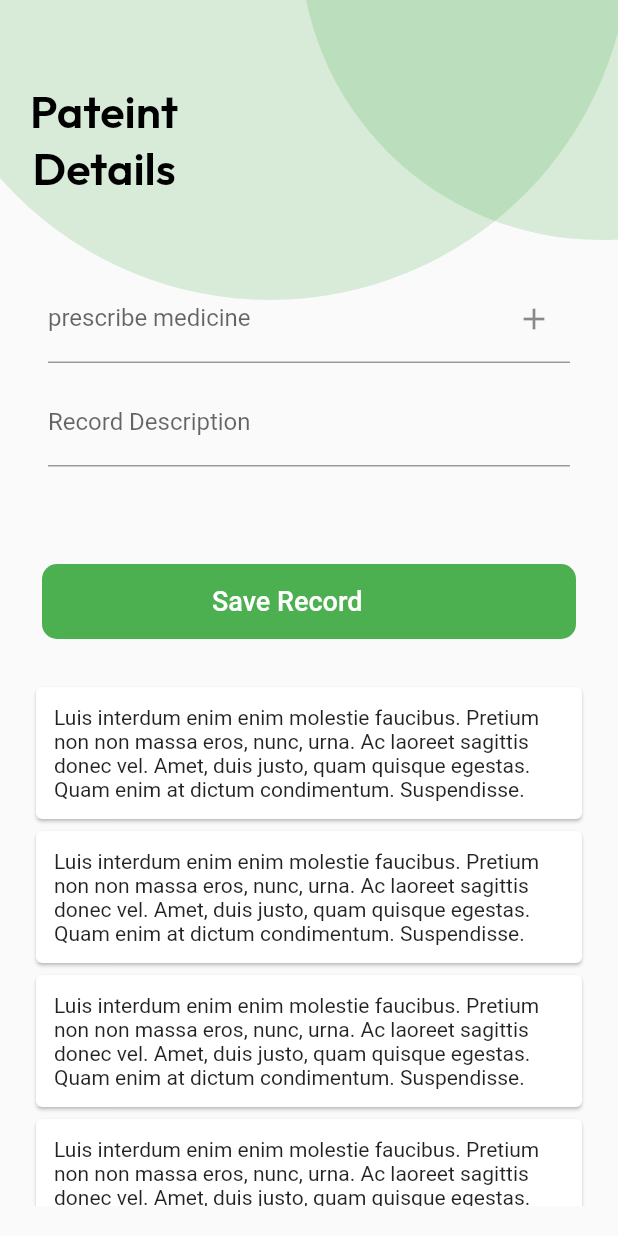
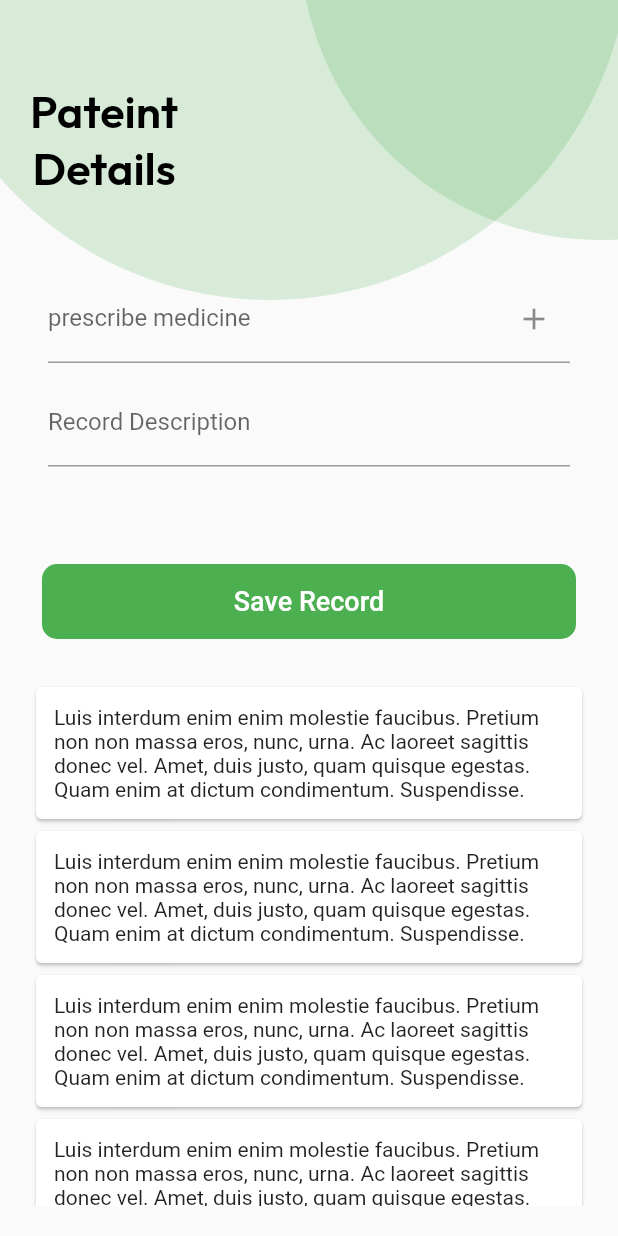
Before and after one commit to tamiratdereje/Patient-registration-and-Appointment-scheduling-system, a Flutter app: the screen it shows after launch, on a phone screen of 412 x 824 dp. Run offline on Flutter 3.47's test engine with Material 2 defaults, Android fonts, the light colour scheme and no system bars; our stand-ins replace flutter_datetime_picker, go_router, google_fonts; missing offline and left inert: regexpattern.

Commit message:
custom button edited

```diff
--- a/afyacare/lib/presentation/core/widgets/custom_button.dart
+++ b/afyacare/lib/presentation/core/widgets/custom_button.dart
@@ -6,7 +6,17 @@ class CustomButton extends StatelessWidget {
   final double? width;
   final double? height;
   final IconData? icon;
-  const CustomButton({Key? key, required this.title, this.width, this.height=35, this.icon }) : super(key: key);
+  final bool muted;
+  final bool icon_visiblity;
+  const CustomButton(
+      {Key? key,
+      required this.title,
+      this.width,
+      this.height = 35,
+      this.icon,
+      this.icon_visiblity=false,
+      this.muted = false})
+      : super(key: key);
 
   @override
   Widget build(BuildContext context) {
@@ -16,28 +26,24 @@ class CustomButton extends StatelessWidget {
         height: width == null ? 50 : height,
         // margin: EdgeInsets.all(8),
         // padding: EdgeInsets.symmetric(horizontal: 5, vertical: 5),
-        decoration: const BoxDecoration(
+        decoration: BoxDecoration(
           borderRadius: BorderRadius.all(Radius.circular(10)),
-          color: Colors.green,
+          color: muted ? Colors.green.withOpacity(0.3) : Colors.green,
         ),
         child: Row(
           // mainAxisAlignment: MainAxisAlignment.spaceAround,
           children: [
             Expanded(
-
               flex: 3,
               child: Align(
-                alignment: Alignment.centerRight,
+                alignment:icon_visiblity? Alignment.centerRight: Alignment.center,
                 child: Text(
                   title,
-                  style: const TextStyle(
-                    color: Colors.white,
-                    fontSize: 18
-                  ),
+                  style: const TextStyle(color: Colors.white, fontSize: 18),
                 ),
               ),
             ),
-            Expanded(flex:2,child: Icon(icon,color: Colors.white,size: 26))
+           if(icon_visiblity) Expanded(flex: 2, child: Icon(icon, color: Colors.white, size: 26))
           ],
         ));
   }
--- a/afyacare/lib/presentation/pages/intro/intro_screen.dart
+++ b/afyacare/lib/presentation/pages/intro/intro_screen.dart
@@ -52,7 +52,8 @@ class IntroScreen extends StatelessWidget {
                             onPressed: (){},
                             child: const CustomButton(
                                 title: "Get Started",
-                                icon: Icons.arrow_forward_outlined),
+                                icon: Icons.arrow_forward_outlined,
+                                icon_visiblity: true,),
                           ),
                         ],
                       ),
```
